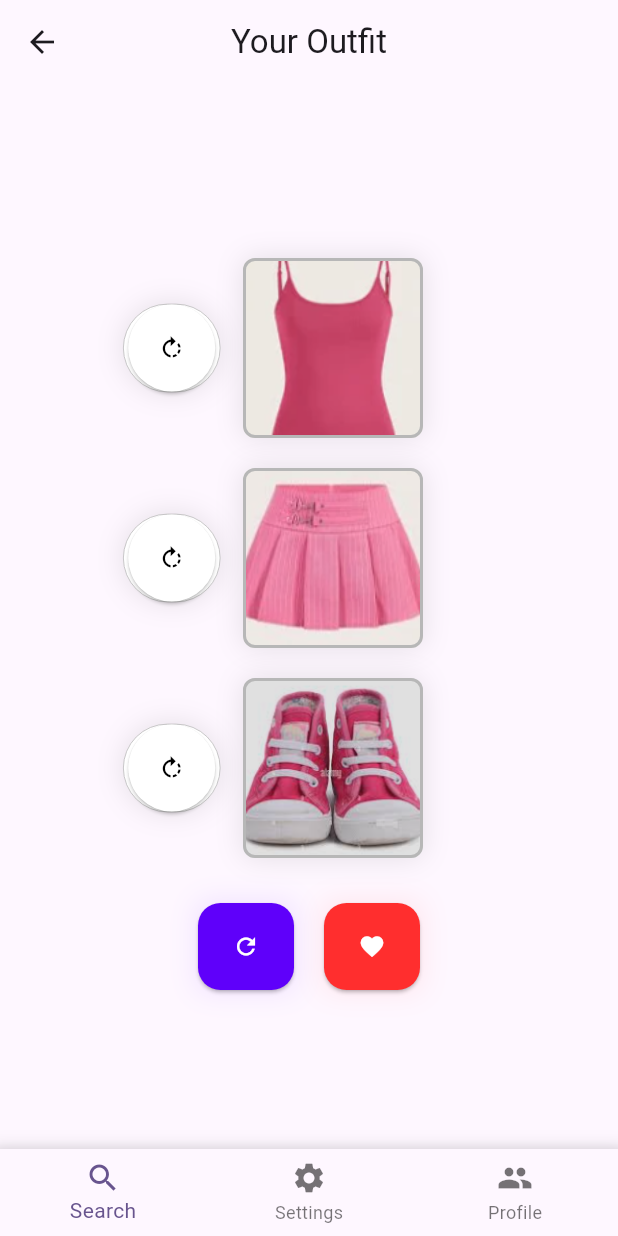
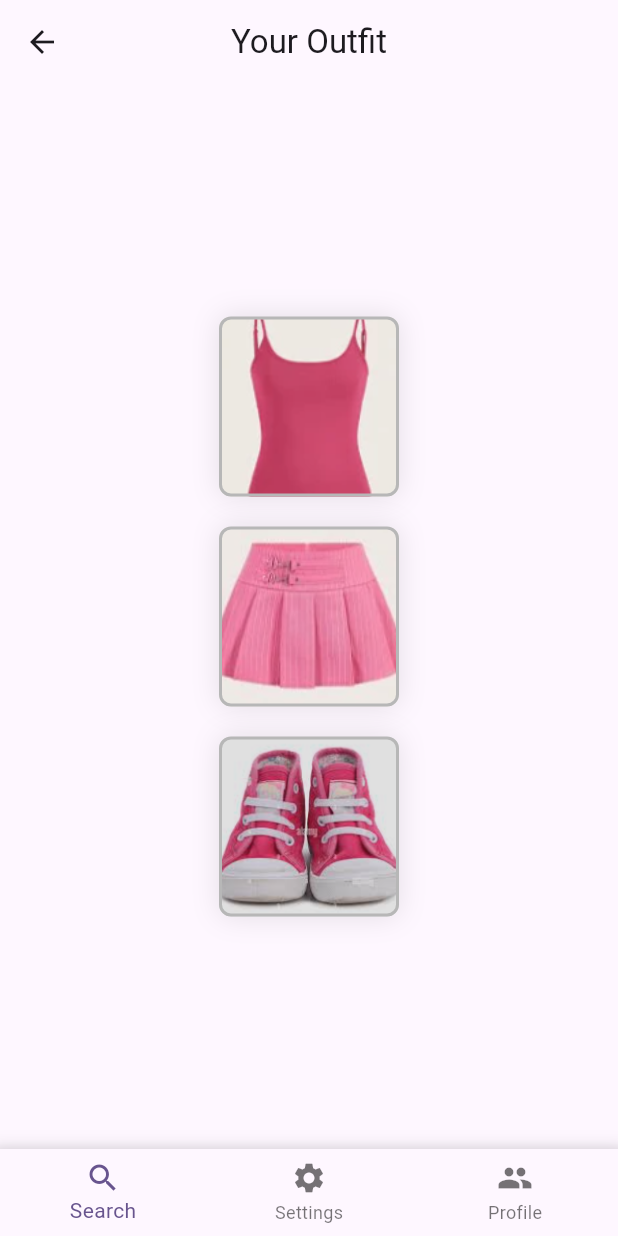
Before and after one commit to gaianardella/decla, a Flutter app: the OutfitGenerator screen opened directly, after a tap on the "favorite" icon, on a phone screen of 412 x 824 dp. Run offline on Flutter 3.47's test engine with Material 3 defaults, Android fonts, the phone set to English and light mode, and no system bars; our stand-ins replace device_preview, flutter_svg.

Commit message:
Chosen Outfit Page

```diff
--- a/lib/main.dart
+++ b/lib/main.dart
@@ -6,17 +6,42 @@ import 'package:flutter/foundation.dart';
 import 'package:device_preview/device_preview.dart';
 
 //---------------For IOS Preview /phone on the phone
-void main() => runApp(
-      DevicePreview(
-        enabled: !kReleaseMode,
-        builder: (context) => MyApp(), // Wrap your app
-      ),
-    );
+// void main() => runApp(
+//       DevicePreview(
+//         enabled: !kReleaseMode,
+//         builder: (context) => MyApp(), // Wrap your app
+//       ),
+//     );
+
+// class MyApp extends StatelessWidget {
+//   const MyApp({super.key});
+
+// // This widget is the root of your application.
+//   @override
+//   Widget build(BuildContext context) {
+//     return MaterialApp(
+//       title: 'Flutter Demo',
+//       theme: ThemeData(
+//         colorScheme: ColorScheme.fromSeed(seedColor: Colors.deepPurple),
+//         useMaterial3: true,
+//       ),
+//       useInheritedMediaQuery: true,
+//       locale: DevicePreview.locale(context),
+//       builder: DevicePreview.appBuilder,
+//       darkTheme: ThemeData.dark(),
+//       home: HomePage(),
+//     );
+//   }
+// }
+// -------------------For Android
+void main() {
+  runApp(const MyApp());
+}
 
 class MyApp extends StatelessWidget {
   const MyApp({super.key});
 
-// This widget is the root of your application.
+  // This widget is the root of your application.
   @override
   Widget build(BuildContext context) {
     return MaterialApp(
@@ -25,33 +50,7 @@ class MyApp extends StatelessWidget {
         colorScheme: ColorScheme.fromSeed(seedColor: Colors.deepPurple),
         useMaterial3: true,
       ),
-      useInheritedMediaQuery: true,
-      locale: DevicePreview.locale(context),
-      builder: DevicePreview.appBuilder,
-      darkTheme: ThemeData.dark(),
       home: HomePage(),
     );
   }
 }
-// -------------------For Android
-// void main() {
-//   runApp(const MyApp());
-// }
-
-// class MyApp extends StatelessWidget {
-//   const MyApp({super.key});
-
-//   // This widget is the root of your application.
-//   @override
-//   Widget build(BuildContext context) {
-//     return MaterialApp(
-//       title: 'Flutter Demo',
-//       theme: ThemeData(
-//         colorScheme: ColorScheme.fromSeed(seedColor: Colors.deepPurple),
-//         useMaterial3: true,
-//       ),
-//       // home: HomePage(),
-//       home: AddItem(),
-//     );
-//   }
-// }
--- /dev/null
+++ b/lib/pages/chosen_outfit.dart
@@ -0,0 +1,78 @@
+import 'package:flutter/material.dart';
+import 'package:decla/widgets/bottom_navigation.dart';
+
+class ChosenOutfit extends StatelessWidget {
+  @override
+  Widget build(BuildContext context) {
+    return Scaffold(
+      appBar: AppBar(
+        leading: IconButton(
+          icon: Icon(Icons.arrow_back),
+          onPressed: () {
+            Navigator.pop(context); // Go back to the previous page
+          },
+        ),
+        title: Text('Your Outfit'),
+        centerTitle: true,
+      ),
+      body: Column(
+        mainAxisAlignment: MainAxisAlignment.center,
+        children: [
+          OutfitItem(
+            imagePath: 'assets/images/top.png',
+            onRotate: () {},
+          ),
+          OutfitItem(
+            imagePath: 'assets/images/skirt.png',
+            onRotate: () {},
+          ),
+          OutfitItem(
+            imagePath: 'assets/images/shoes.png',
+            onRotate: () {},
+          ),
+        ],
+      ),
+      bottomNavigationBar: BottomNavigation(),
+    );
+  }
+}
+
+class OutfitItem extends StatelessWidget {
+  final String imagePath;
+  final VoidCallback onRotate;
+
+  OutfitItem({required this.imagePath, required this.onRotate});
+
+  @override
+  Widget build(BuildContext context) {
+    return Padding(
+      padding: const EdgeInsets.symmetric(vertical: 10),
+      child: Row(
+        mainAxisAlignment: MainAxisAlignment.center,
+        children: [
+          Container(
+            width: 120,
+            height: 120,
+            decoration: BoxDecoration(
+              image: DecorationImage(
+                image: AssetImage(imagePath),
+                fit: BoxFit.cover,
+              ),
+              borderRadius: BorderRadius.circular(8),
+              border:
+                  Border.all(color: Color.fromRGBO(183, 183, 183, 1), width: 2),
+              boxShadow: [
+                BoxShadow(
+                  color: const Color.fromARGB(10, 0, 0, 0).withOpacity(0.1),
+                  spreadRadius: 0,
+                  blurRadius: 15,
+                  offset: Offset(0, 0), // changes position of shadow
+                ),
+              ],
+            ),
+          ),
+        ],
+      ),
+    );
+  }
+}
--- a/lib/pages/outfit_generator.dart
+++ b/lib/pages/outfit_generator.dart
@@ -1,5 +1,6 @@
 import 'package:flutter/material.dart';
 import 'package:decla/widgets/bottom_navigation.dart';
+import 'package:decla/pages/chosen_outfit.dart';
 
 class OutfitGenerator extends StatelessWidget {
   @override
@@ -76,7 +77,12 @@ class OutfitGenerator extends StatelessWidget {
                   ],
                 ),
                 child: ElevatedButton(
-                  onPressed: () {},
+                  onPressed: () {
+                    Navigator.push(
+                      context,
+                      MaterialPageRoute(builder: (context) => ChosenOutfit()),
+                    );
+                  },
                   style: ButtonStyle(
                     shape: MaterialStateProperty.all<RoundedRectangleBorder>(
                       RoundedRectangleBorder(
```
